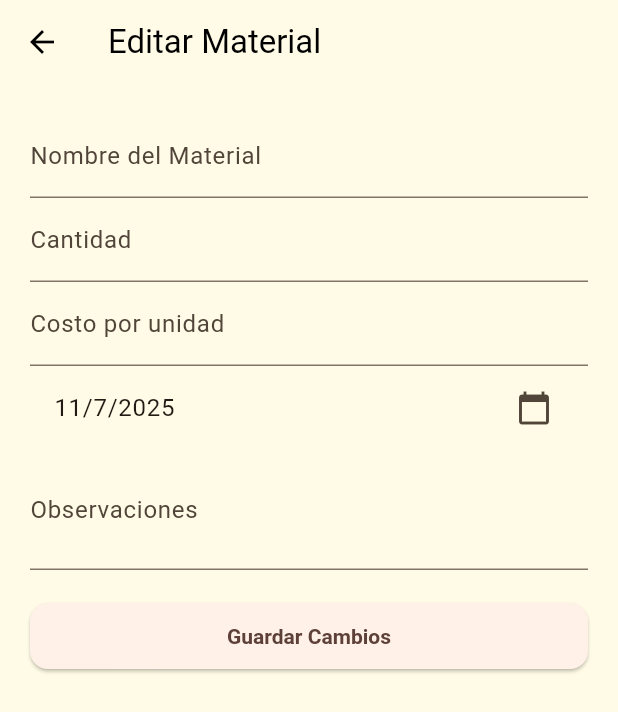
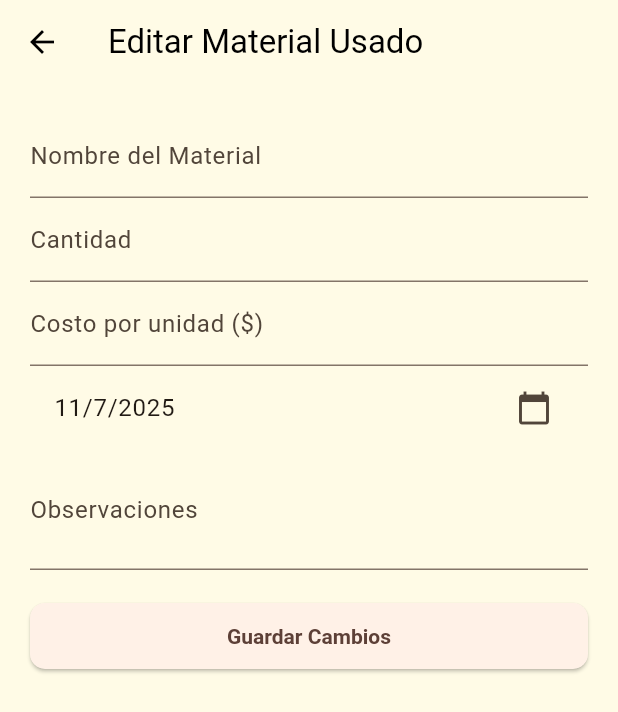
Before and after one commit to Peter16Xo/app_construccion, a Flutter app: the EditarMaterialPage screen opened directly with empty values, on a phone screen of 412 x 824 dp. Shown: the top 712 px of the screen. Run offline on Flutter 3.47's test engine with Material 3 defaults, Android fonts, the light colour scheme and no system bars; our stand-ins replace sqflite; accounts and stored records are empty.

Commit message:
2 Commit

```diff
--- a/lib/MaterialesUsados/editarmateriales.dart
+++ b/lib/MaterialesUsados/editarmateriales.dart
@@ -15,7 +15,7 @@ class EditarMaterialPage extends StatefulWidget {
 }
 
 class _EditarMaterialPageState extends State<EditarMaterialPage> {
-  late TextEditingController _materialController;
+  late TextEditingController _nombreController;
   late TextEditingController _cantidadController;
   late TextEditingController _costoController;
   late TextEditingController _observacionesController;
@@ -24,17 +24,17 @@ class _EditarMaterialPageState extends State<EditarMaterialPage> {
   @override
   void initState() {
     super.initState();
-    _materialController = TextEditingController(
-      text: widget.material['material'],
+    _nombreController = TextEditingController(text: widget.material['nombre']);
+    _cantidadController = TextEditingController(
+      text: widget.material['cantidad'].toString(),
     );
-    _cantidadController = TextEditingController(
-      text: widget.material['cantidad'],
+    _costoController = TextEditingController(
+      text: widget.material['costoUnitario'].toString(),
     );
-    _costoController = TextEditingController(text: widget.material['costo']);
     _observacionesController = TextEditingController(
-      text: widget.material['observaciones'],
+      text: widget.material['observaciones'] ?? '',
     );
-    _fechaUso = widget.material['fechaUso'];
+    _fechaUso = DateTime.tryParse(widget.material['fechaUso']);
   }
 
   Future<void> _selectFechaUso() async {
@@ -50,10 +50,10 @@ class _EditarMaterialPageState extends State<EditarMaterialPage> {
   void _guardarCambios() {
     final actualizado = {
       ...widget.material,
-      'material': _materialController.text,
-      'cantidad': _cantidadController.text,
-      'costo': _costoController.text,
-      'fechaUso': _fechaUso,
+      'nombre': _nombreController.text,
+      'cantidad': int.tryParse(_cantidadController.text) ?? 0,
+      'costoUnitario': double.tryParse(_costoController.text) ?? 0.0,
+      'fechaUso': _fechaUso?.toIso8601String() ?? '',
       'observaciones': _observacionesController.text,
     };
 
@@ -70,7 +70,7 @@ class _EditarMaterialPageState extends State<EditarMaterialPage> {
   Widget build(BuildContext context) {
     return Scaffold(
       appBar: AppBar(
-        title: const Text('Editar Material'),
+        title: const Text('Editar Material Usado'),
         backgroundColor: const Color(0xFFFFFBE6),
         foregroundColor: Colors.black,
       ),
@@ -80,7 +80,7 @@ class _EditarMaterialPageState extends State<EditarMaterialPage> {
         child: ListView(
           children: [
             TextField(
-              controller: _materialController,
+              controller: _nombreController,
               decoration: const InputDecoration(
                 labelText: 'Nombre del Material',
               ),
@@ -88,10 +88,14 @@ class _EditarMaterialPageState extends State<EditarMaterialPage> {
             TextField(
               controller: _cantidadController,
               decoration: const InputDecoration(labelText: 'Cantidad'),
+              keyboardType: TextInputType.number,
             ),
             TextField(
               controller: _costoController,
-              decoration: const InputDecoration(labelText: 'Costo por unidad'),
+              decoration: const InputDecoration(
+                labelText: 'Costo por unidad (\$)',
+              ),
+              keyboardType: TextInputType.number,
             ),
             ListTile(
               title: Text(_formatFecha(_fechaUso)),
@@ -106,7 +110,16 @@ class _EditarMaterialPageState extends State<EditarMaterialPage> {
             const SizedBox(height: 20),
             ElevatedButton(
               onPressed: _guardarCambios,
-              child: const Text('Guardar Cambios'),
+              style: ElevatedButton.styleFrom(
+                padding: const EdgeInsets.symmetric(vertical: 14),
+                shape: RoundedRectangleBorder(
+                  borderRadius: BorderRadius.circular(10),
+                ),
+              ),
+              child: const Text(
+                'Guardar Cambios',
+                style: TextStyle(fontWeight: FontWeight.bold),
+              ),
             ),
           ],
         ),
--- a/lib/ventanaprincipal.dart
+++ b/lib/ventanaprincipal.dart
@@ -21,10 +21,10 @@ class _MyHomePageVentanaPrincipalState
   static final List<Widget> _pages = [
     RegistrarObraPage(),
     AvanceObraPage(),
-   //  RegistrarMaterialesUsadosPage(obras: RegistrarObraPage.obras),   activarla cuando crre la base de datos
+    RegistrarMaterialesUsadosPage(obras: RegistrarObraPage.obras),
     PersonalAsignadoPage(),
     CostosTotalesPage(),
-  ];
+  ];0
 
   void _mostrarDialogo(String titulo, String contenido) {
     showDialog(
```
Also changed, not shown: lib/MaterialesUsados/listamateriales.dart (+58 -22 lines), lib/MaterialesUsados/registrarmaterialesusados.dart (+24 -26 lines), lib/database/database_helper.dart (+14 -5 lines), 1 other file.
